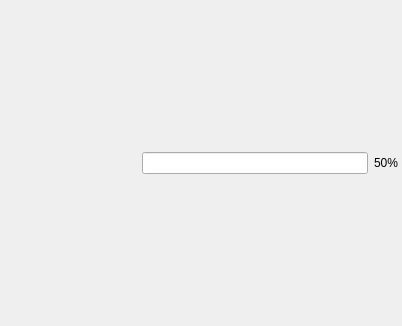
Old version of the form resources/ui/webbrowser_widget.ui in the repository open-cogsci/OpenSesame.
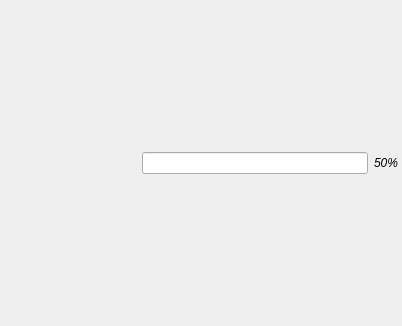
New version of the form.

Commit message: Make webbrowser widget status indicator italic Makes it seem less clickable

What changed in the file:
```diff
--- a/resources/ui/webbrowser_widget.ui
+++ b/resources/ui/webbrowser_widget.ui
@@ -92,6 +92,11 @@
           <verstretch>0</verstretch>
          </sizepolicy>
         </property>
+        <property name="font">
+         <font>
+          <italic>true</italic>
+         </font>
+        </property>
         <property name="toolTip">
          <string>Progress</string>
         </property>
```
The commit also changes 1 other file.
